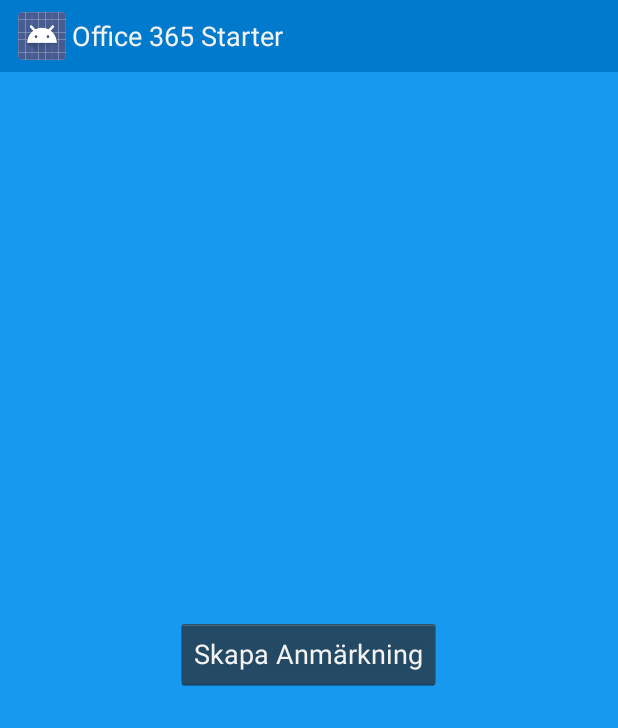
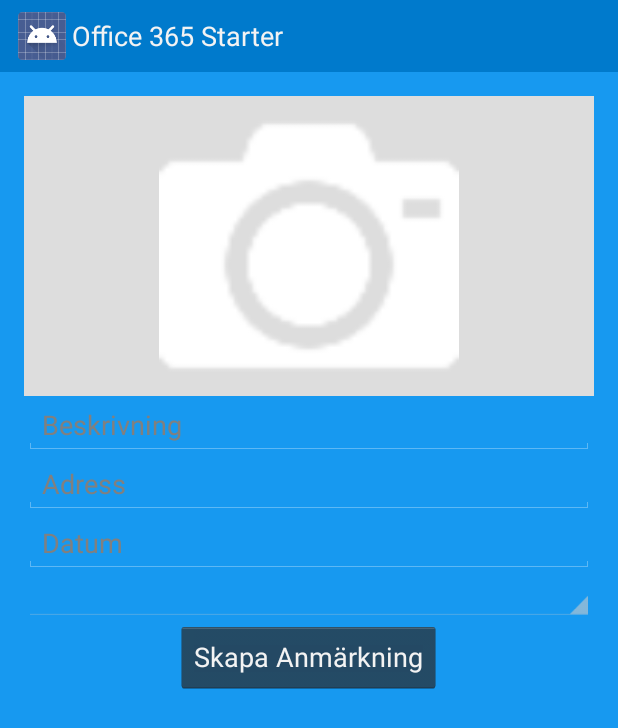
Before and after one commit to mirontoli/andpoint, an Android app: the layout activity_main.xml on its own in the app's theme, with its tools: preview values and no code run, on a phone screen of 412 x 824 dp. Shown: the top 728 px of the screen. Run offline under Robolectric (Android 15) with nearby library versions, the phone set to English and light mode, and no system bars.

Commit message:
gui improvements

```diff
--- a/startproject/O365-Android-Start/app/src/main/res/layout/activity_main.xml
+++ b/startproject/O365-Android-Start/app/src/main/res/layout/activity_main.xml
@@ -8,10 +8,69 @@
     tools:context="com.microsoft.office365.starter.MainActivity.MainActivity" >
 
 
+    <ScrollView
+        android:layout_width="match_parent"
+        android:layout_height="match_parent"
+        android:id="@+id/scrollView"
+        android:layout_gravity="center_horizontal" >
+
+        <LinearLayout
+            android:orientation="vertical"
+            android:layout_width="match_parent"
+            android:layout_height="match_parent">
+
+            <ImageView
+                android:layout_width="fill_parent"
+                android:layout_height="wrap_content"
+                android:id="@+id/imageView"
+                android:layout_gravity="center_horizontal"
+                android:minHeight="200dp"
+                android:minWidth="200dp"
+                android:background="#dddddd"
+                android:src="@drawable/camera_64" />
+
+            <EditText
+                android:layout_width="match_parent"
+                android:layout_height="wrap_content"
+                android:inputType="textMultiLine"
+                android:ems="10"
+                android:id="@+id/editText3"
+                android:layout_gravity="center_horizontal"
+                android:hint="Beskrivning" />
+
+            <EditText
+                android:layout_width="match_parent"
+                android:layout_height="wrap_content"
+                android:id="@+id/editText"
+                android:layout_gravity="center_horizontal"
+                android:hint="Adress" />
+
+            <EditText
+                android:layout_width="match_parent"
+                android:layout_height="wrap_content"
+                android:inputType="date"
+                android:ems="10"
+                android:id="@+id/editText2"
+                android:layout_gravity="center_horizontal"
+                android:hint="Datum" />
+
+            <Spinner
+                android:layout_width="match_parent"
+                android:layout_height="wrap_content"
+                android:id="@+id/spinner"
+                android:layout_gravity="center_horizontal"
+                android:prompt="@string/classify_prompt" />
+
             <Button
                 android:layout_width="wrap_content"
                 android:layout_height="wrap_content"
                 android:text="Skapa Anmärkning"
                 android:id="@+id/buttonCreate"
+                android:layout_row="0"
+                android:layout_column="0"
                 android:layout_gravity="center_horizontal" />
+
         </LinearLayout>
+    </ScrollView>
+
+</LinearLayout>
--- a/startproject/O365-Android-Start/app/src/main/res/values/strings.xml
+++ b/startproject/O365-Android-Start/app/src/main/res/values/strings.xml
@@ -309,4 +309,8 @@ REST API in Office 365 APIs&lt;/a%gt;&lt;/b>.&lt;/p>
     <string name="action_deleteEmail">Delete</string>
     <string name="warning_clientid_redirecturi_incorrect">The client ID or redirect URI is not valid. Enter a valid client ID and redirect URI in the Constants.java file and run again</string>
 
+
+    <string name="classify_prompt">Välj kategori</string>
+
+
 </resources>
```
Also changed, not shown: startproject/O365-Android-Start/app/src/main/res/drawable/camera_64.png (added). Lines whose indentation alone changed are shown as unchanged.
